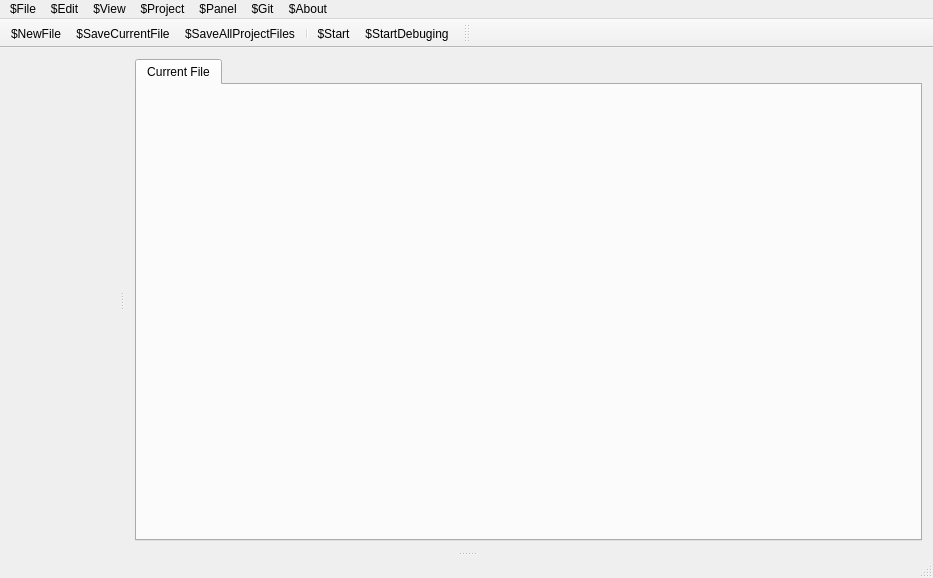
Above: newVersion/SmartCode/smartcode.ui from shotInLeg/SmartCode before the change. Below: the same form after it.
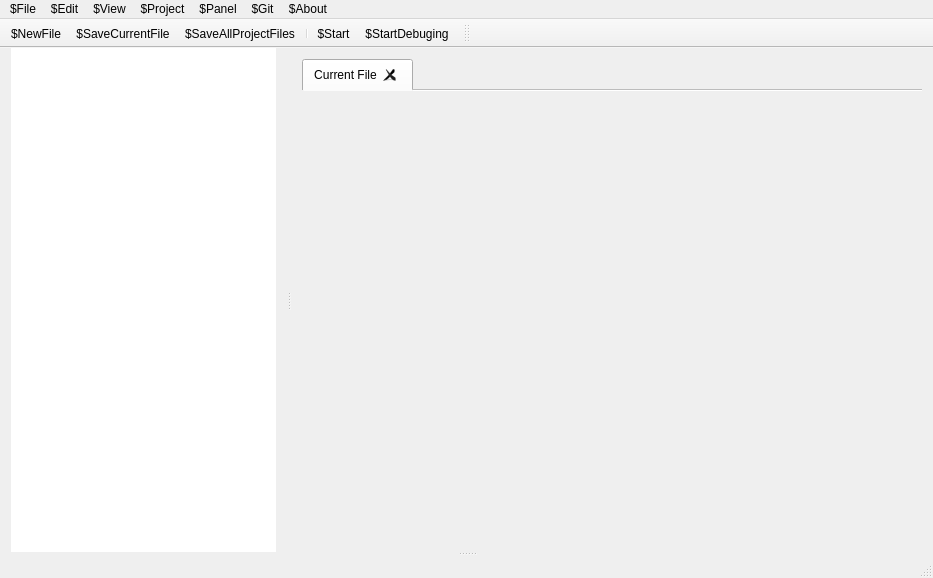
That is the form after the change. Icons and pictures are not drawn.

```diff
--- a/newVersion/SmartCode/smartcode.ui
+++ b/newVersion/SmartCode/smartcode.ui
@@ -13,6 +13,9 @@
   <property name="windowTitle">
    <string>SmartCode</string>
   </property>
+  <property name="styleSheet">
+   <string notr="true"/>
+  </property>
   <widget class="QWidget" name="centralWidget">
    <layout class="QVBoxLayout" name="ltCentralWidget">
     <property name="spacing">
@@ -44,9 +47,45 @@
          <property name="spacing">
           <number>0</number>
          </property>
+         <property name="topMargin">
+          <number>0</number>
+         </property>
          <property name="bottomMargin">
           <number>0</number>
          </property>
+         <item>
+          <layout class="QHBoxLayout" name="lLeftBarToolBar"/>
+         </item>
+         <item>
+          <widget class="QTreeWidget" name="twProjectTree">
+           <property name="minimumSize">
+            <size>
+             <width>250</width>
+             <height>0</height>
+            </size>
+           </property>
+           <property name="maximumSize">
+            <size>
+             <width>500</width>
+             <height>16777215</height>
+            </size>
+           </property>
+           <property name="styleSheet">
+            <string notr="true">border: 0px solid black;</string>
+           </property>
+           <property name="animated">
+            <bool>true</bool>
+           </property>
+           <attribute name="headerVisible">
+            <bool>false</bool>
+           </attribute>
+           <column>
+            <property name="text">
+             <string notr="true">1</string>
+            </property>
+           </column>
+          </widget>
+         </item>
         </layout>
        </widget>
        <widget class="QWidget" name="verticalLayoutWidget_2">
@@ -56,6 +95,24 @@
          </item>
          <item>
           <widget class="QTabWidget" name="twOpenedFiles">
+           <property name="minimumSize">
+            <size>
+             <width>600</width>
+             <height>0</height>
+            </size>
+           </property>
+           <property name="styleSheet">
+            <string notr="true"/>
+           </property>
+           <property name="documentMode">
+            <bool>true</bool>
+           </property>
+           <property name="tabsClosable">
+            <bool>true</bool>
+           </property>
+           <property name="movable">
+            <bool>true</bool>
+           </property>
            <widget class="QWidget" name="tbOpenedFile1">
             <attribute name="title">
              <string>Current File</string>
```
Left out of the diff: 16 changed lines with no effect on the pictures.
